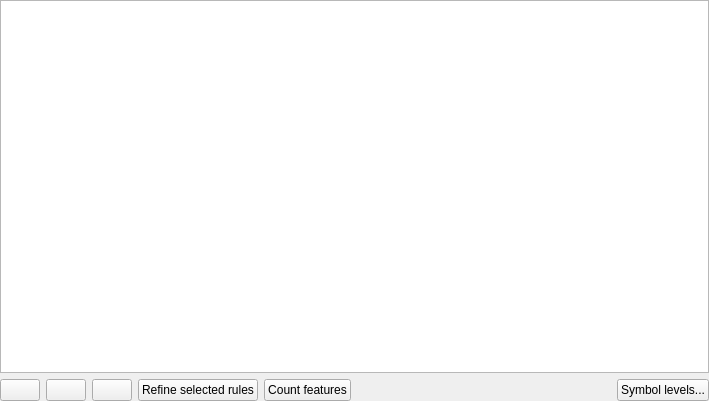
Qt form src/ui/qgsrulebasedrendererv2widget.ui (nextgis/nextgisqgis) before a commit.
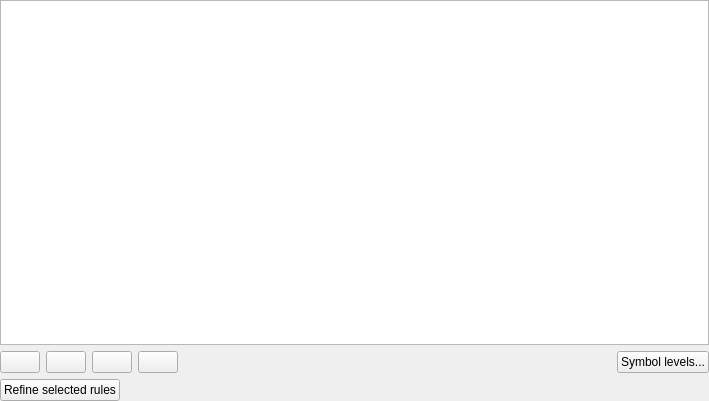
The same form after that commit. Icons and pictures are not drawn.

The edit to the form file:
```diff
--- a/src/ui/qgsrulebasedrendererv2widget.ui
+++ b/src/ui/qgsrulebasedrendererv2widget.ui
@@ -70,20 +70,6 @@
        </property>
       </widget>
      </item>
-     <item>
-      <widget class="QPushButton" name="btnEditRule">
-       <property name="toolTip">
-        <string>Edit current rule</string>
-       </property>
-       <property name="text">
-        <string/>
-       </property>
-       <property name="icon">
-        <iconset resource="../../images/images.qrc">
-         <normaloff>:/images/themes/default/symbologyEdit.png</normaloff>:/images/themes/default/symbologyEdit.png</iconset>
-       </property>
-      </widget>
-     </item>
      <item>
       <widget class="QPushButton" name="btnRemoveRule">
        <property name="toolTip">
@@ -99,6 +85,55 @@
       </widget>
      </item>
      <item>
+      <widget class="QPushButton" name="btnEditRule">
+       <property name="toolTip">
+        <string>Edit current rule</string>
+       </property>
+       <property name="text">
+        <string/>
+       </property>
+       <property name="icon">
+        <iconset resource="../../images/images.qrc">
+         <normaloff>:/images/themes/default/symbologyEdit.png</normaloff>:/images/themes/default/symbologyEdit.png</iconset>
+       </property>
+      </widget>
+     </item>
+     <item>
+      <widget class="QPushButton" name="btnCountFeatures">
+       <property name="toolTip">
+        <string>Count features</string>
+       </property>
+       <property name="icon">
+        <iconset resource="../../images/images.qrc">
+         <normaloff>:/images/themes/default/mActionSum.svg</normaloff>:/images/themes/default/mActionSum.svg</iconset>
+       </property>
+      </widget>
+     </item>
+     <item>
+      <spacer name="horizontalSpacer">
+       <property name="orientation">
+        <enum>Qt::Horizontal</enum>
+       </property>
+       <property name="sizeHint" stdset="0">
+        <size>
+         <width>0</width>
+         <height>20</height>
+        </size>
+       </property>
+      </spacer>
+     </item>
+     <item>
+      <widget class="QPushButton" name="btnRenderingOrder">
+       <property name="text">
+        <string>Symbol levels...</string>
+       </property>
+      </widget>
+     </item>
+    </layout>
+   </item>
+   <item>
+    <layout class="QHBoxLayout" name="horizontalLayout2">
+     <item>
       <widget class="QPushButton" name="btnRefineRule">
        <property name="enabled">
         <bool>true</bool>
@@ -121,14 +156,7 @@
       </widget>
      </item>
      <item>
-      <widget class="QPushButton" name="btnCountFeatures">
-       <property name="text">
-        <string>Count features</string>
-       </property>
-      </widget>
-     </item>
-     <item>
-      <spacer name="horizontalSpacer">
+      <spacer name="horizontalSpacer2">
        <property name="orientation">
         <enum>Qt::Horizontal</enum>
        </property>
@@ -140,13 +168,6 @@
        </property>
       </spacer>
      </item>
-     <item>
-      <widget class="QPushButton" name="btnRenderingOrder">
-       <property name="text">
-        <string>Symbol levels...</string>
-       </property>
-      </widget>
-     </item>
     </layout>
    </item>
   </layout>
```
